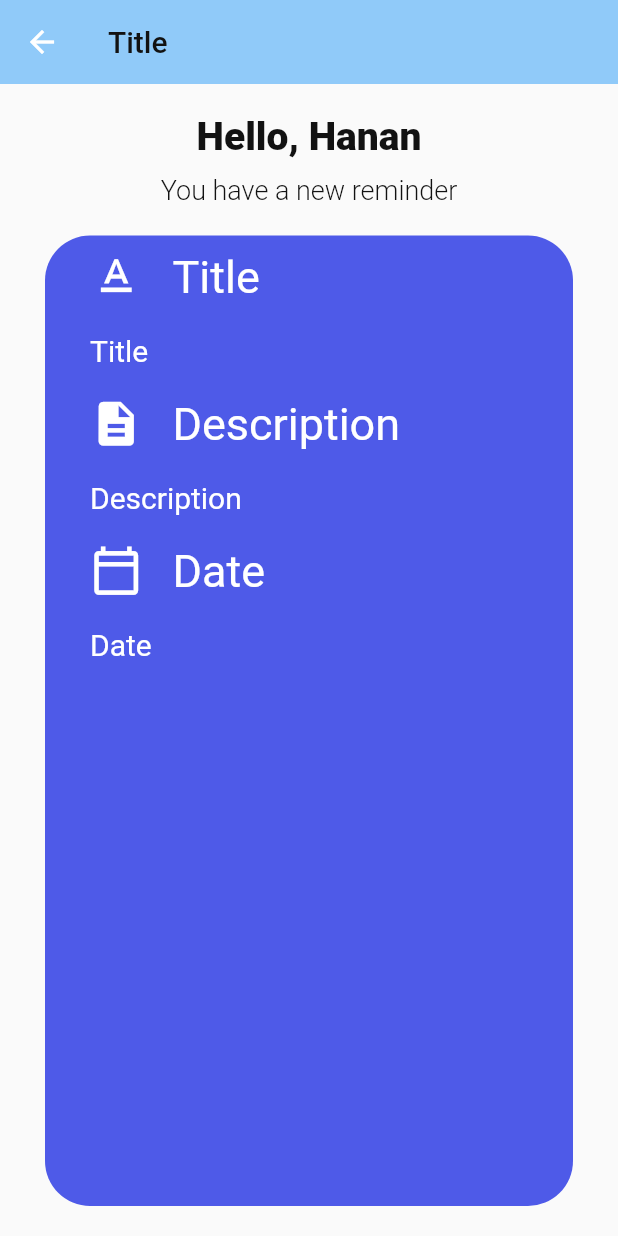
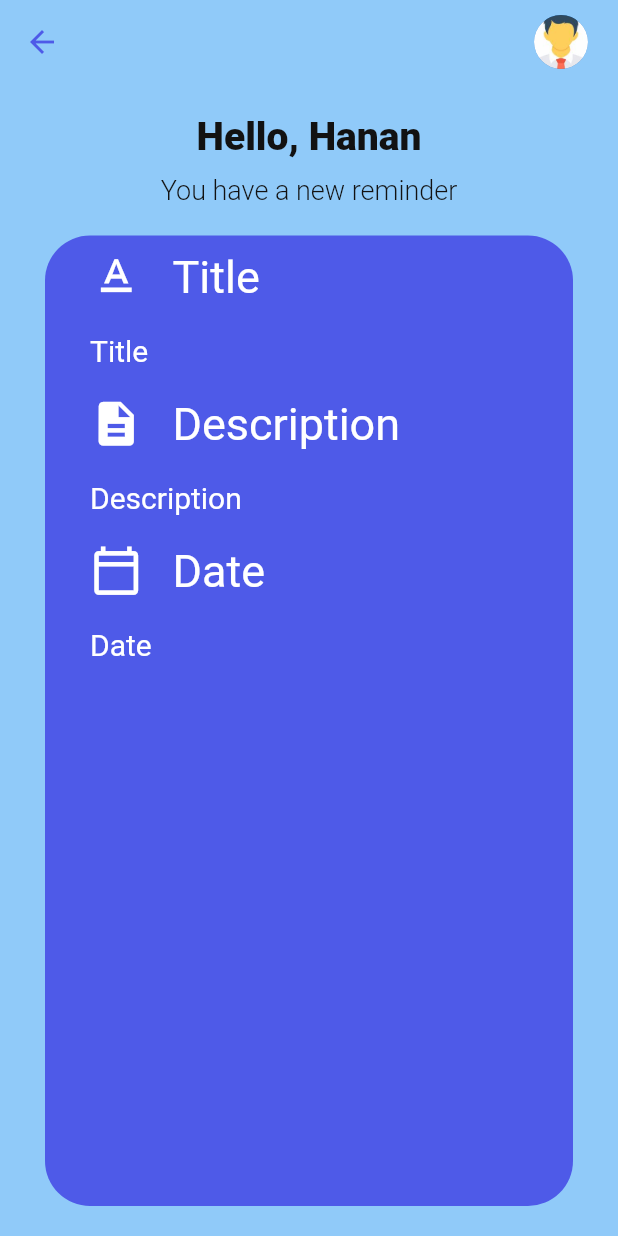
Before and after one commit to Hanan795/to_do_app, a Flutter app: the screen it shows after launch, on a phone screen of 412 x 824 dp. Run offline on Flutter 3.47's test engine with Material 2 defaults, Android fonts, the phone set to English and light mode, and no system bars; our stand-ins replace get.

Commit message:
add the backgroundColor property to the scalffod #1

```diff
--- a/lib/ui/pages/notification_screen.dart
+++ b/lib/ui/pages/notification_screen.dart
@@ -16,19 +16,28 @@ class _NotificationScreenState extends State<NotificationScreen> {
   Widget build(BuildContext context) {
     String _payLoad = widget.payLoad;
     return Scaffold(
+      backgroundColor: context.theme.backgroundColor,
       appBar: AppBar(
-          elevation: 0,
-          title: Text(
-            _payLoad.toString().split('|')[0],
-            style: TextStyle(
-              color: Get.isDarkMode ? Colors.white : darkGreyClr,
-            ),
+        elevation: 0,
+        backgroundColor: context.theme.backgroundColor,
+        leading: IconButton(
+          icon: const Icon(
+            Icons.arrow_back,
+            size: 24,
+            color: primaryClr,
           ),
-          backgroundColor: context.theme.backgroundColor,
-          leading: IconButton(
-            icon: const Icon(Icons.arrow_back),
-            onPressed: () => Get.back(),
-          )),
+          onPressed: () => Get.back(),
+        ),
+        actions: const [
+          CircleAvatar(
+            radius: 18,
+            backgroundImage: AssetImage('assets/images/person.jpeg'),
+          ),
+          SizedBox(
+            width: 20,
+          )
+        ],
+      ),
       body: SafeArea(
         child: Column(
           children: [
```
